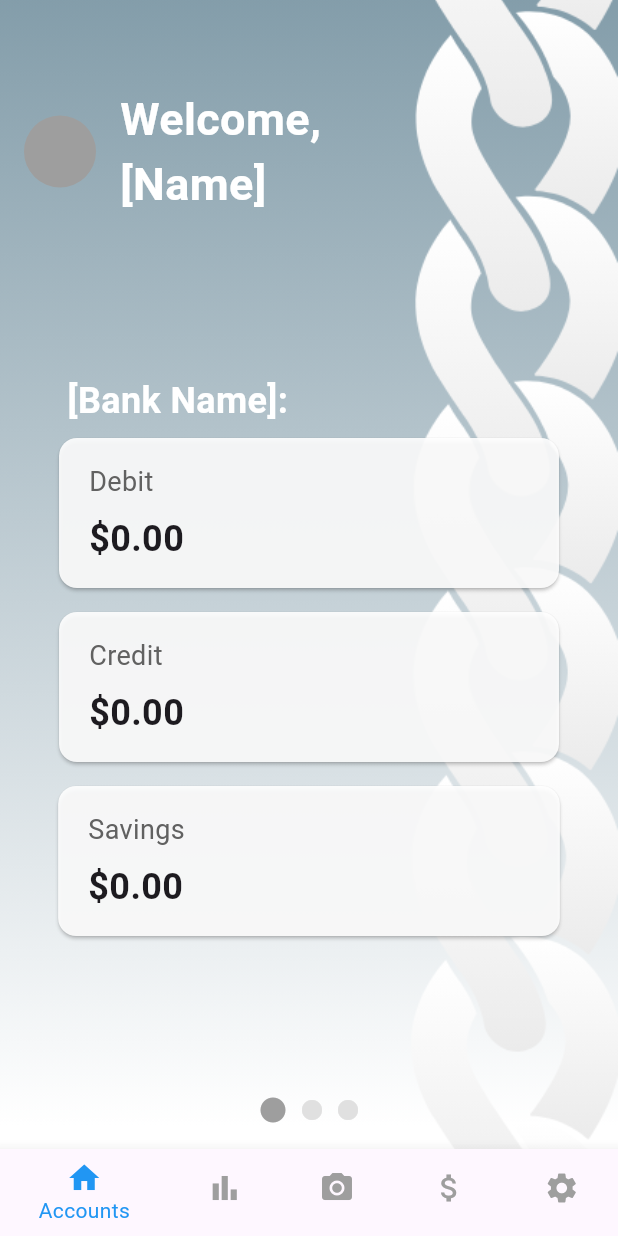
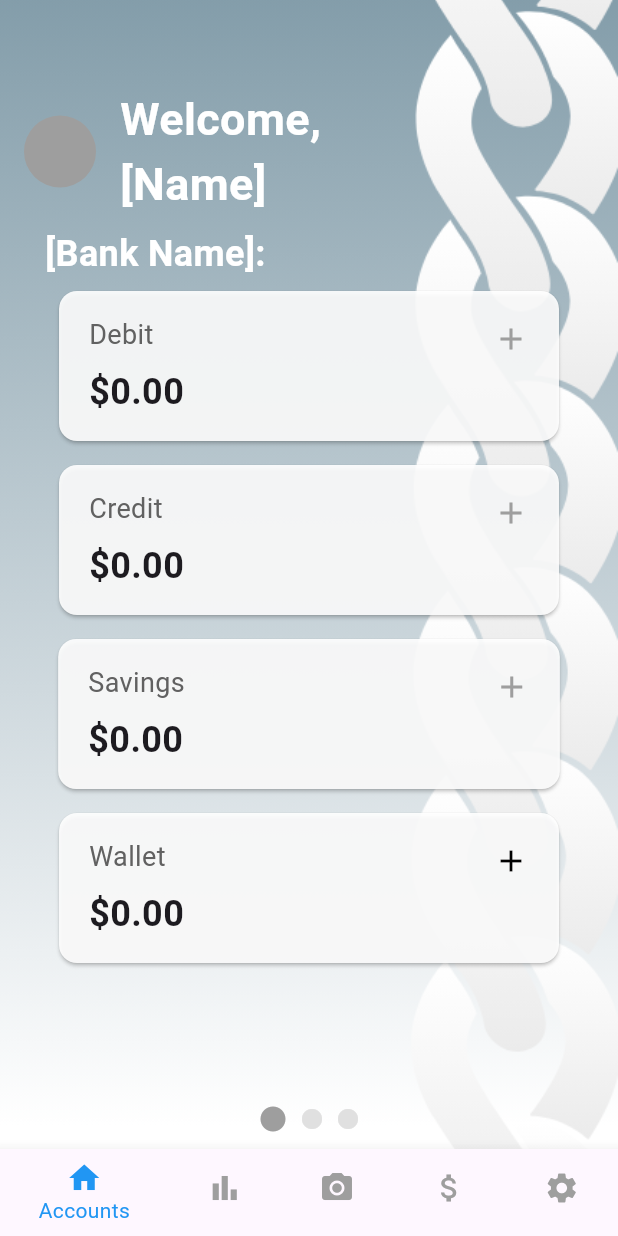
Before and after one commit to ALe-BD/fiscus, a Flutter app: the screen it shows after launch, on a phone screen of 412 x 824 dp. Run offline on Flutter 3.47's test engine with Material 3 defaults, Android fonts, the phone set to English and light mode, and no system bars; our stand-ins replace firebase_auth, firebase_core, fl_chart; accounts and stored records are empty.

Commit message:
Added Blur to Scroll and Wallet Section / Ability AddMoney

```diff
--- a/lib/componets/Account_Card.dart
+++ b/lib/componets/Account_Card.dart
@@ -2,17 +2,23 @@ import 'package:flutter/material.dart';
 
 class AccountCard extends StatelessWidget {
   final String title;
-  final String amount;
+  final double amount;
+  final VoidCallback? onAddMoney; // Nullable callback
 
-  AccountCard({required this.title, required this.amount});
+  AccountCard({
+    required this.title,
+    required this.amount,
+    this.onAddMoney, // Optional parameter
+  });
 
   @override
   Widget build(BuildContext context) {
     return Card(
       margin: EdgeInsets.symmetric(vertical: 8.0),
-      color: Colors.white
-          .withOpacity(0.9), // Slightly transparent to blend with background
-      child: Padding(
+      color: Colors.white.withOpacity(0.9), // Slightly transparent
+      child: Stack(
+        children: [
+          Padding(
             padding: const EdgeInsets.only(
             left: 20, right: 250, bottom: 16.0, top: 16.0),
             child: Column(
@@ -24,12 +30,39 @@ class AccountCard extends StatelessWidget {
                 ),
                 SizedBox(height: 8),
                 Text(
-              amount,
+                  '\$${amount.toStringAsFixed(2)}',
                   style: TextStyle(fontSize: 24, fontWeight: FontWeight.bold),
                 ),
               ],
             ),
           ),
+          // Positioned "Add" button at the top right
+          if (onAddMoney != null) // Only show button if onAddMoney is provided
+            Positioned(
+              top: 8.0,
+              right: 8.0,
+              child: IconButton(
+                icon: Icon(
+                  Icons.add,
+                  color: Colors.black, // Color of the icon
+                ),
+                onPressed: onAddMoney, // Callback when pressed
+              ),
+            ),
+          if (onAddMoney == null) // Grey out button if onAddMoney is null
+            Positioned(
+              top: 8.0,
+              right: 8.0,
+              child: IconButton(
+                icon: Icon(
+                  Icons.add,
+                  color: Colors.grey, // Grey out the icon
+                ),
+                onPressed: null, // Disable the button
+              ),
+            ),
+        ],
+      ),
     );
   }
 }
--- a/lib/main.dart
+++ b/lib/main.dart
@@ -22,7 +22,7 @@ class MainApp extends StatelessWidget {
         brightness: Brightness.light,
       ),
       home: HomeScreen(),
-      /*
+/*
       home: StreamBuilder<User?>(
         stream: FirebaseAuth.instance.authStateChanges(),
         builder: (context, snapshot) {
@@ -35,7 +35,7 @@ class MainApp extends StatelessWidget {
           return const AuthScreen();
         },
       ),
-      */
+*/
     );
   }
 }
--- a/lib/screens/home_page.dart
+++ b/lib/screens/home_page.dart
@@ -3,7 +3,55 @@
 import 'package:fiscus/componets/Account_Card.dart';
 import 'package:flutter/material.dart';
 
-class HomePage extends StatelessWidget {
+class HomePage extends StatefulWidget {
+  @override
+  _HomePageState createState() => _HomePageState();
+}
+
+class _HomePageState extends State<HomePage> {
+  // Initialize account balances
+  double debitBalance = 0.0;
+  double creditBalance = 0.0;
+  double savingsBalance = 0.0;
+  double walletBalance = 0.0;
+
+  // Function to update account balances
+  void _showAddMoneyDialog(BuildContext context) {
+    final TextEditingController amountController = TextEditingController();
+
+    showDialog(
+      context: context,
+      builder: (context) {
+        return AlertDialog(
+          title: Text('Add Money to Wallet'),
+          content: TextField(
+            controller: amountController,
+            keyboardType: TextInputType.number,
+            decoration: InputDecoration(hintText: 'Enter amount'),
+          ),
+          actions: [
+            TextButton(
+              onPressed: () => Navigator.of(context).pop(), // Close dialog
+              child: Text('Cancel'),
+            ),
+            TextButton(
+              onPressed: () {
+                final enteredAmount = double.tryParse(amountController.text);
+                if (enteredAmount != null) {
+                  setState(() {
+                    walletBalance += enteredAmount; // Update balance using setState
+                  });
+                }
+                Navigator.of(context).pop(); // Close dialog
+              },
+              child: Text('Add'),
+            ),
+          ],
+        );
+      },
+    );
+  }
+
   @override
   Widget build(BuildContext context) {
     return Scaffold(
@@ -23,8 +71,7 @@ class HomePage extends StatelessWidget {
             children: [
               SizedBox(height: 50), // Adjust as needed for spacing
               Padding(
-                padding:
-                    const EdgeInsets.symmetric(horizontal: 16.0, vertical: 8.0),
+                padding: const EdgeInsets.symmetric(horizontal: 16.0, vertical: 8.0),
                 child: Row(
                   children: [
                     CircleAvatar(
@@ -54,33 +101,71 @@ class HomePage extends StatelessWidget {
                   ],
                 ),
               ),
+              Padding(
+                padding: const EdgeInsets.symmetric(horizontal: 30.0),
+                child: Row(
+                  crossAxisAlignment: CrossAxisAlignment.start,
+                  children: [
+                    Text(
+                      '[Bank Name]:',
+                      style: TextStyle(
+                          fontSize: 24,
+                          fontWeight: FontWeight.bold,
+                          color: Colors.white),
+                    ),
+                  ],
+                ),
+              ),
+              // Scrollable Area with Edge Fading
               Expanded(
+                child: ShaderMask(
+                  shaderCallback: (Rect bounds) {
+                    return LinearGradient(
+                      begin: Alignment.topCenter,
+                      end: Alignment.bottomCenter,
+                      colors: [
+                        Colors.transparent, // Top fade
+                        Colors.black,       // Fully visible content
+                        Colors.black,       // Fully visible content
+                        Colors.transparent, // Bottom fade
+                      ],
+                      stops: [0.0, 0.01, 0.99, 1.0], // Control the fade range
+                    ).createShader(bounds);
+                  },
+                  blendMode: BlendMode.dstIn, // Blend mode for fading
+                  child: SingleChildScrollView(
                     child: Center(
                       child: Padding(
                         padding: const EdgeInsets.symmetric(horizontal: 30.0),
                         child: Column(
                           mainAxisSize: MainAxisSize.min,
                           children: [
-                        Padding(
-                          padding: const EdgeInsets.only(right: 175.0),
-                          child: Text(
-                            '[Bank Name]:',
-                            style: TextStyle(
-                                fontSize: 24,
-                                fontWeight: FontWeight.bold,
-                                color: Colors.white),
+                            AccountCard(
+                              title: 'Debit',
+                              amount: debitBalance,
                             ),
+                            AccountCard(
+                              title: 'Credit',
+                              amount: creditBalance,
                             ),
-                        AccountCard(title: 'Debit', amount: '\$0.00'),
-                        AccountCard(title: 'Credit', amount: '\$0.00'),
-                        AccountCard(title: 'Savings', amount: '\$0.00'),
+                            AccountCard(
+                              title: 'Savings',
+                              amount: savingsBalance,
+                            ),
+                            AccountCard(
+                              title: 'Wallet',
+                              amount: walletBalance,
+                              onAddMoney: () => _showAddMoneyDialog(context),
+                            ),
                           ],
                         ),
                       ),
                     ),
                   ),
+                ),
+              ),
               Padding(
-                padding: const EdgeInsets.only(bottom: 16.0),
+                padding: const EdgeInsets.symmetric(vertical: 10),
                 child: Row(
                   mainAxisAlignment: MainAxisAlignment.center,
                   children: [
```
Also changed, not shown: lib/screens/budget_page.dart (+17 -1 lines). Lines whose indentation alone changed are shown as unchanged.
